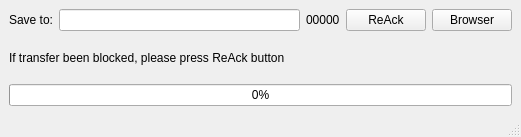
shgli/qrtransfer, file receiver/mainwindow.ui: the form before one commit.
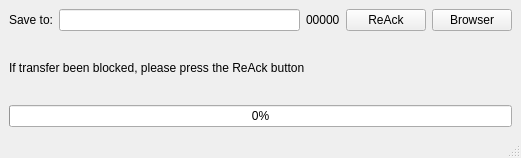
The form after the commit.

Commit message: unmap shared memory before close file

```diff
--- a/receiver/mainwindow.ui
+++ b/receiver/mainwindow.ui
@@ -7,7 +7,7 @@
     <x>0</x>
     <y>0</y>
     <width>521</width>
-    <height>137</height>
+    <height>158</height>
    </rect>
   </property>
   <property name="windowTitle">
@@ -56,7 +56,7 @@
     <item>
      <widget class="QLabel" name="Tips">
       <property name="text">
-       <string>If transfer been blocked, please press ReAck button</string>
+       <string>If transfer been blocked, please press the ReAck button</string>
       </property>
      </widget>
     </item>
```
Left out of the diff: 2 changed lines with no effect on the pictures. The commit also changes 2 other files.
